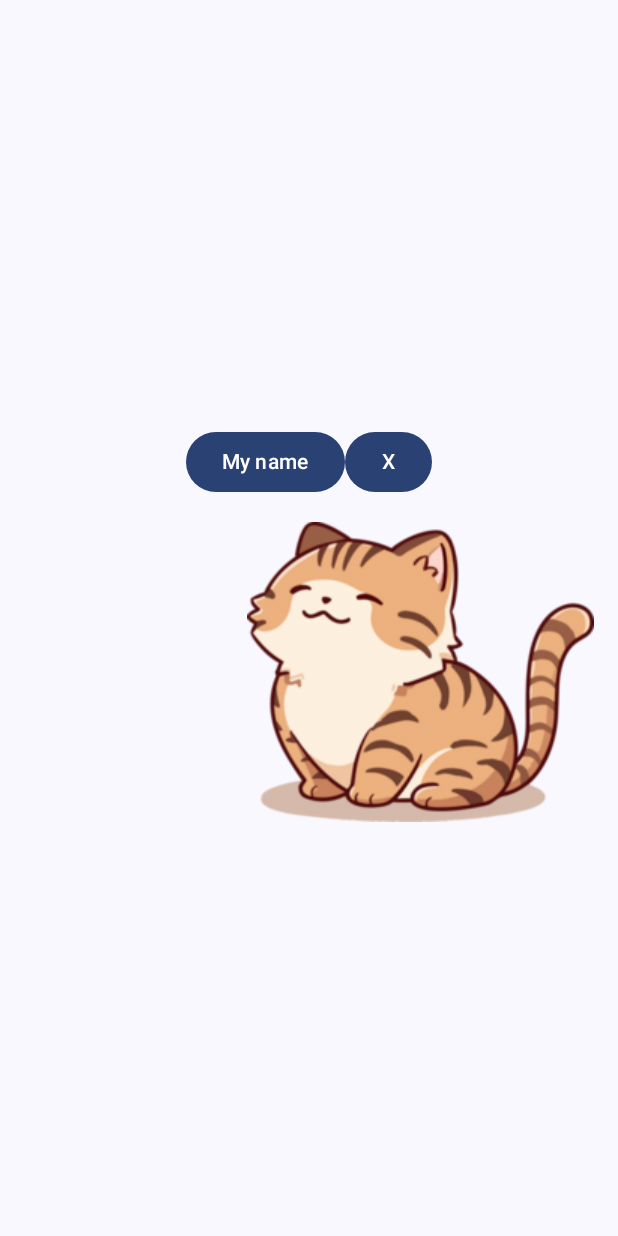
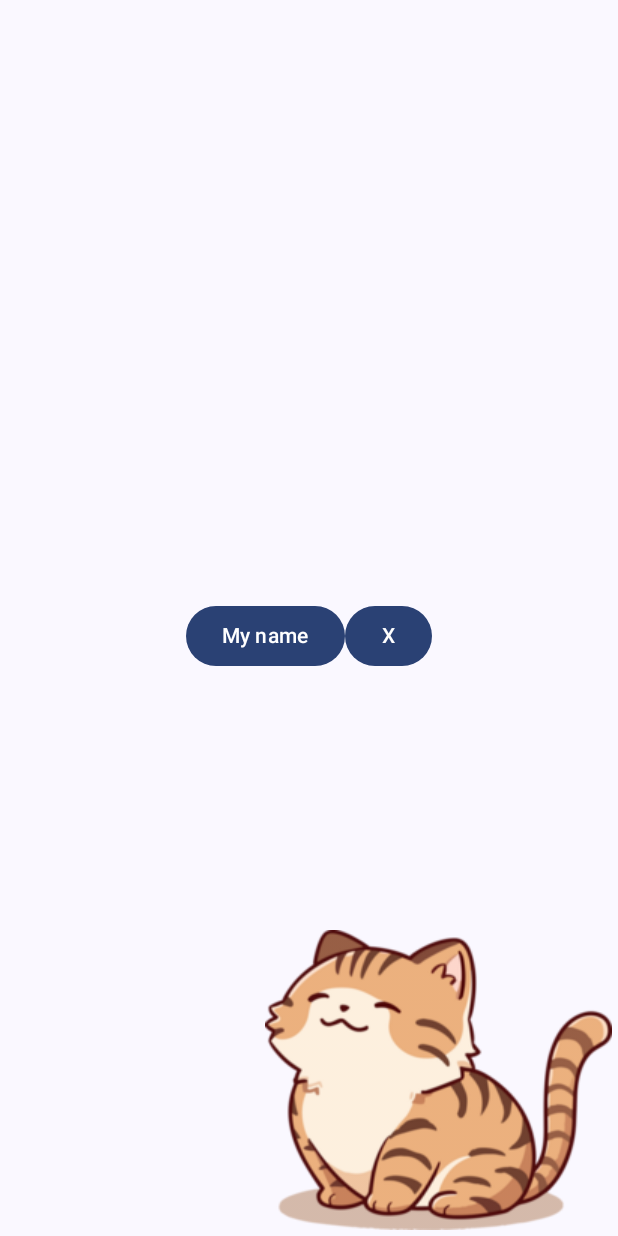
Before and after one commit to KorolElizavetaR/PMiS, an Android app built with Jetpack Compose: the screen it shows after launch (MainActivity), on a phone screen of 412 x 824 dp. Run offline under Robolectric (Android 15) with nearby library versions, the phone set to English and light mode, and no system bars.

Commit message:
Laba1: finished

```diff
--- a/Laba1/app/src/main/java/com/example/laba1/MainActivity.kt
+++ b/Laba1/app/src/main/java/com/example/laba1/MainActivity.kt
@@ -5,7 +5,6 @@ import androidx.activity.ComponentActivity
 import androidx.activity.compose.setContent
 import androidx.activity.enableEdgeToEdge
 import androidx.compose.foundation.Image
-import androidx.compose.foundation.background
 import androidx.compose.foundation.layout.Arrangement
 import androidx.compose.foundation.layout.Column
 import androidx.compose.foundation.layout.Row
@@ -17,13 +16,10 @@ import androidx.compose.material3.Text
 import androidx.compose.runtime.Composable
 import androidx.compose.runtime.getValue
 import androidx.compose.runtime.mutableStateOf
-import androidx.compose.runtime.remember
 import androidx.compose.runtime.saveable.rememberSaveable
 import androidx.compose.runtime.setValue
-import androidx.compose.ui.AbsoluteAlignment
 import androidx.compose.ui.Alignment
 import androidx.compose.ui.Modifier
-import androidx.compose.ui.graphics.Color
 import androidx.compose.ui.res.painterResource
 import androidx.compose.ui.tooling.preview.Preview
 import androidx.compose.ui.unit.dp
@@ -74,17 +70,17 @@ fun Greeting(modifier: Modifier = Modifier) {
                 Text(text = "X")
             }
         }
-        Row (modifier = modifier
-            .align(Alignment.End)){
-            Image(
-                painter = painterResource(id = R.drawable.cat),
-                contentDescription = "Cat",
-                modifier = modifier
-                    .align(Alignment.Bottom)
-                    .padding(16.dp)
-            )
-
-        }
+    }
+    Column (modifier = modifier.fillMaxSize(),
+        horizontalAlignment = Alignment.End,
+        verticalArrangement = Arrangement.Bottom){
+        Image(
+            painter = painterResource(id = R.drawable.cat),
+            contentDescription = "Cat",
+            modifier = modifier
+                .padding(horizontal =  4.dp)
+                .padding(vertical = 4.dp)
+        )
     }
 }
 
```
